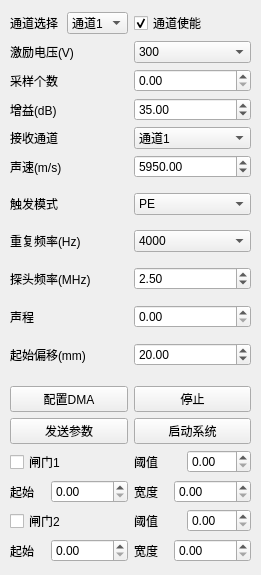
Qt form Ui/ParaSetWidget.ui (lishuaiyuan1990/Zynq) before a commit.
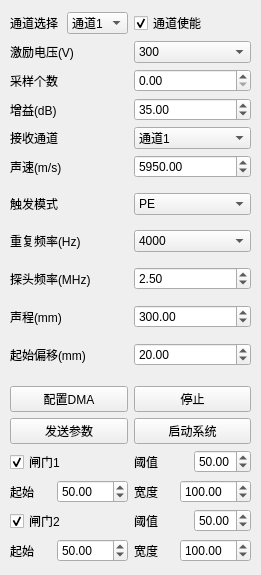
The same form after that commit.

```diff
--- a/Ui/ParaSetWidget.ui
+++ b/Ui/ParaSetWidget.ui
@@ -298,12 +298,25 @@
               <item>
                <widget class="QLabel" name="label_7">
                 <property name="text">
-                 <string>声程</string>
+                 <string>声程(mm)</string>
                 </property>
                </widget>
               </item>
               <item>
-               <widget class="QDoubleSpinBox" name="m_sonicPD"/>
+               <widget class="QDoubleSpinBox" name="m_sonicPD">
+                <property name="minimum">
+                 <double>10.000000000000000</double>
+                </property>
+                <property name="maximum">
+                 <double>3000.000000000000000</double>
+                </property>
+                <property name="singleStep">
+                 <double>10.000000000000000</double>
+                </property>
+                <property name="value">
+                 <double>300.000000000000000</double>
+                </property>
+               </widget>
               </item>
              </layout>
             </item>
@@ -496,6 +509,9 @@
           <property name="text">
            <string>闸门1</string>
           </property>
+          <property name="checked">
+           <bool>true</bool>
+          </property>
          </widget>
         </item>
         <item>
@@ -509,8 +525,14 @@
           </item>
           <item>
            <widget class="QDoubleSpinBox" name="m_gate1Threshold">
+            <property name="minimum">
+             <double>1.000000000000000</double>
+            </property>
             <property name="maximum">
-             <double>100.000000000000000</double>
+             <double>99.000000000000000</double>
+            </property>
+            <property name="value">
+             <double>50.000000000000000</double>
             </property>
            </widget>
           </item>
@@ -532,7 +554,13 @@
           <item>
            <widget class="QDoubleSpinBox" name="m_gate1Start">
             <property name="maximum">
-             <double>10000.000000000000000</double>
+             <double>2999.000000000000000</double>
+            </property>
+            <property name="singleStep">
+             <double>10.000000000000000</double>
+            </property>
+            <property name="value">
+             <double>50.000000000000000</double>
             </property>
            </widget>
           </item>
@@ -549,8 +577,17 @@
           </item>
           <item>
            <widget class="QDoubleSpinBox" name="m_gate1Len">
+            <property name="minimum">
+             <double>1.000000000000000</double>
+            </property>
             <property name="maximum">
-             <double>10000.000000000000000</double>
+             <double>3000.000000000000000</double>
+            </property>
+            <property name="singleStep">
+             <double>10.000000000000000</double>
+            </property>
+            <property name="value">
+             <double>100.000000000000000</double>
             </property>
            </widget>
           </item>
@@ -569,6 +606,9 @@
           <property name="text">
            <string>闸门2</string>
           </property>
+          <property name="checked">
+           <bool>true</bool>
+          </property>
          </widget>
         </item>
         <item>
@@ -582,8 +622,14 @@
           </item>
           <item>
            <widget class="QDoubleSpinBox" name="m_gate2Threshold">
+            <property name="minimum">
+             <double>1.000000000000000</double>
+            </property>
             <property name="maximum">
-             <double>100.000000000000000</double>
+             <double>99.000000000000000</double>
+            </property>
+            <property name="value">
+             <double>50.000000000000000</double>
             </property>
            </widget>
           </item>
@@ -605,7 +651,13 @@
           <item>
            <widget class="QDoubleSpinBox" name="m_gate2Start">
             <property name="maximum">
-             <double>10000.000000000000000</double>
+             <double>2999.000000000000000</double>
+            </property>
+            <property name="singleStep">
+             <double>10.000000000000000</double>
+            </property>
+            <property name="value">
+             <double>50.000000000000000</double>
             </property>
            </widget>
           </item>
@@ -622,8 +674,17 @@
           </item>
           <item>
            <widget class="QDoubleSpinBox" name="m_gate2Len">
+            <property name="minimum">
+             <double>1.000000000000000</double>
+            </property>
             <property name="maximum">
-             <double>10000.000000000000000</double>
+             <double>3000.000000000000000</double>
+            </property>
+            <property name="singleStep">
+             <double>10.000000000000000</double>
+            </property>
+            <property name="value">
+             <double>100.000000000000000</double>
             </property>
            </widget>
           </item>
```
